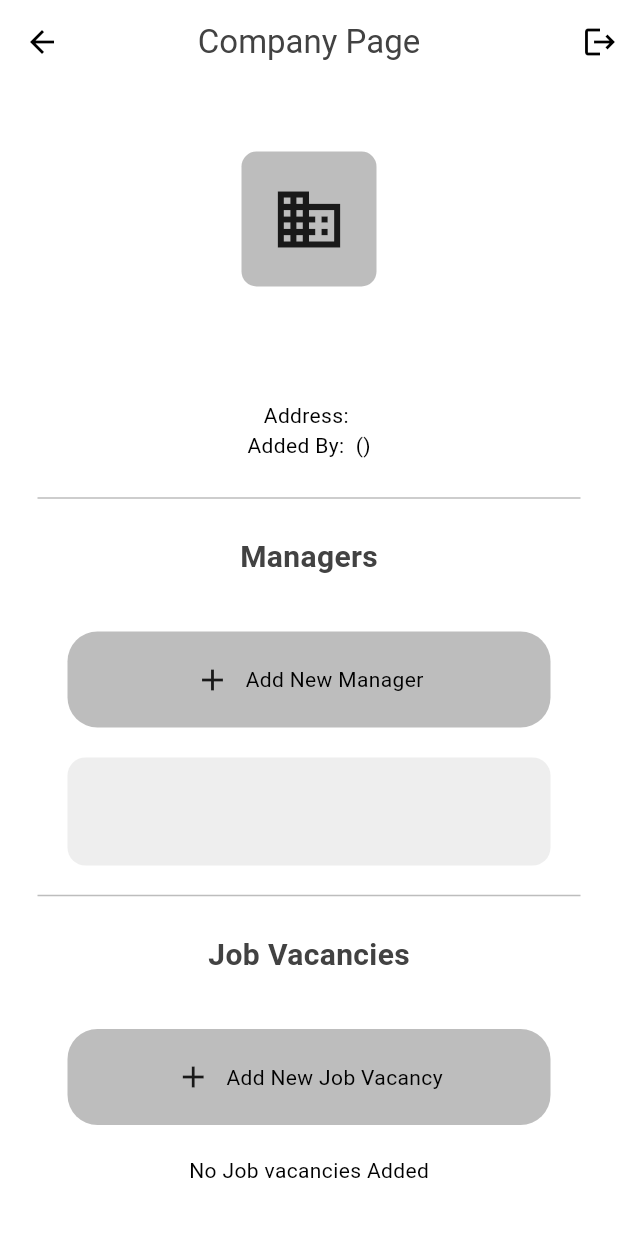
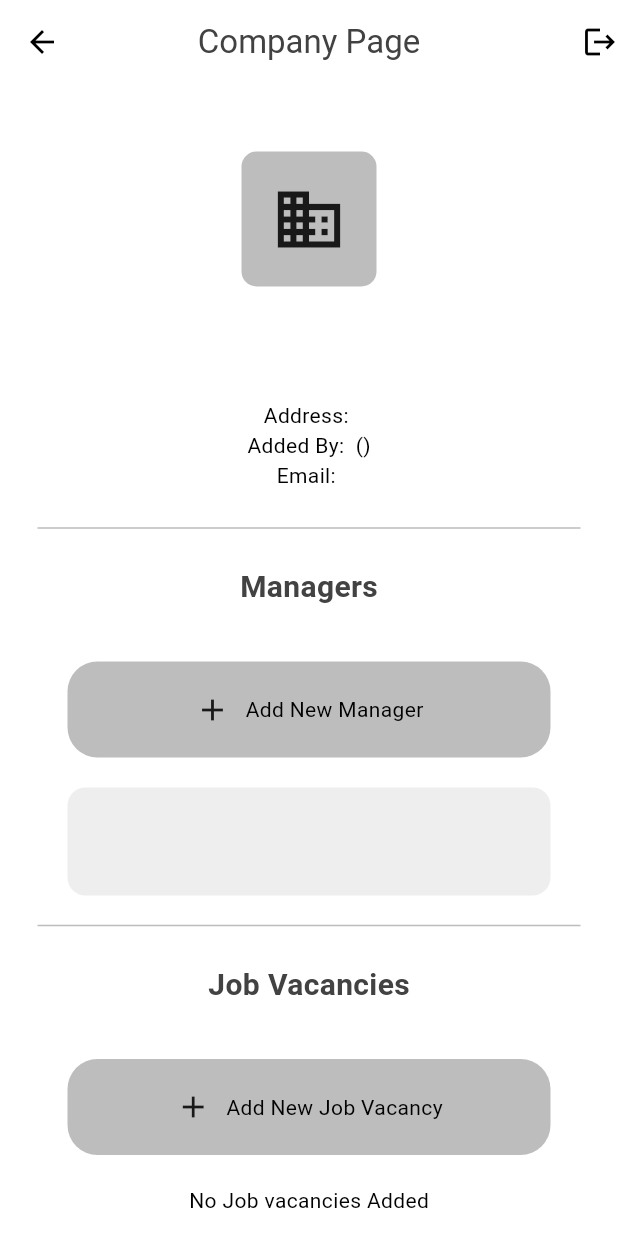
Before and after one commit to ravindu146/Job-Portal-Admin-App-Flutter-, a Flutter app: the CompanyPage screen opened by its route, on a phone screen of 412 x 824 dp. Run offline on Flutter 3.47's test engine with Material 3 defaults, Android fonts, the light colour scheme and no system bars; our stand-ins replace cloud_firestore, firebase_auth, firebase_core; accounts and stored records are empty.

Commit message:
JobPortalApp : added Email to the company

```diff
--- a/lib/pages/company_page.dart
+++ b/lib/pages/company_page.dart
@@ -17,6 +17,27 @@ class CompanyPage extends StatefulWidget {
 }
 
 class _CompanyPageState extends State<CompanyPage> {
+  late String _userRole;
+
+  @override
+  void initState() {
+    super.initState();
+    _getUserRole();
+  }
+
+  Future<void> _getUserRole() async {
+    User? user = FirebaseAuth.instance.currentUser;
+    if (user != null) {
+      DocumentSnapshot userSnapshot = await FirebaseFirestore.instance
+          .collection('topLevelUsers')
+          .doc(user.uid)
+          .get();
+      setState(() {
+        _userRole = userSnapshot['role'];
+      });
+    }
+  }
+
   Stream<List<Map<String, dynamic>>> getManagersForCompanyStream(
       String companyId) {
     return FirebaseFirestore.instance
@@ -100,6 +121,7 @@ class _CompanyPageState extends State<CompanyPage> {
             final String addedByUsername = companyDetails['added_by_username'];
             final String addedByRole = companyDetails['added_by_role'];
             final String addedBy = companyDetails['added_by'];
+            final String email = companyDetails['email'];
 
             // Display your company details widgets here using companyDetails
 
@@ -138,16 +160,23 @@ class _CompanyPageState extends State<CompanyPage> {
                         ),
                         Text('Address: $companyAddress'),
                         Text("Added By: ${addedByUsername} (${addedByRole})"),
+                        Text("Email: ${email}"),
+
                         SizedBox(
                           height: 15,
                         ),
-                        Divider(
+                        Visibility(
+                          visible: _userRole != 'manager',
+                          child: Divider(
                             color: Theme.of(context).colorScheme.secondary,
                             height: 20,
                             thickness: 1,
                           ),
+                        ),
 
-                        Padding(
+                        Visibility(
+                          visible: _userRole != 'manager',
+                          child: Padding(
                             padding: const EdgeInsets.all(15.0),
                             child: Text(
                               'Managers',
@@ -159,20 +188,27 @@ class _CompanyPageState extends State<CompanyPage> {
                                       .inversePrimary),
                             ),
                           ),
+                        ),
 
-                        MyAddButon(
+                        Visibility(
+                          visible: _userRole != 'manager',
+                          child: MyAddButon(
                             onTap: () {
                               redirectToNewPage(
                                   context, companyName, '/add_new_manager');
                             },
                             text: 'Add New Manager',
                           ),
+                        ),
 
                         // SizedBox(height: 10),
 
                         // Stream builder to display managers
-                        StreamBuilder(
-                          stream: getManagersForCompanyStream(widget.companyId),
+                        Visibility(
+                          visible: _userRole != 'manager',
+                          child: StreamBuilder(
+                            stream:
+                                getManagersForCompanyStream(widget.companyId),
                             builder: (context,
                                 AsyncSnapshot<List<Map<String, dynamic>>>
                                     snapshot) {
@@ -213,6 +249,7 @@ class _CompanyPageState extends State<CompanyPage> {
                                 },
                               );
                             },
+                          ),
                         ),
                         Divider(
                           color: Theme.of(context).colorScheme.secondary,
--- a/lib/pages/new_company_page.dart
+++ b/lib/pages/new_company_page.dart
@@ -19,6 +19,8 @@ class _NewCompanyPageState extends State<NewCompanyPage> {
 
   final TextEditingController companyAddressController =
       TextEditingController();
+
+  final TextEditingController emailController = TextEditingController();
 
   Future<void> AddNewCompanyDocument() async {
     // Loading circle
@@ -50,6 +52,7 @@ class _NewCompanyPageState extends State<NewCompanyPage> {
           await FirebaseFirestore.instance.collection('companies').add({
             'name': companyNameController.text,
             'address': companyAddressController.text,
+            'email': emailController.text,
             'added_by': user!.uid,
             'added_by_username': username,
             'added_by_role': role
@@ -102,6 +105,15 @@ class _NewCompanyPageState extends State<NewCompanyPage> {
                 height: 20,
               ),
 
+              MyTextField(
+                  hintText: 'Email Address',
+                  obsecureText: false,
+                  controller: emailController),
+
+              SizedBox(
+                height: 20,
+              ),
+
               // Address Text field
               MyTextField(
                   hintText: 'Comapany Address',
```
Lines whose indentation alone changed are shown as unchanged.
